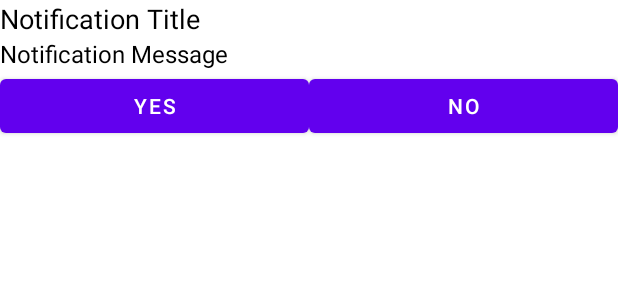
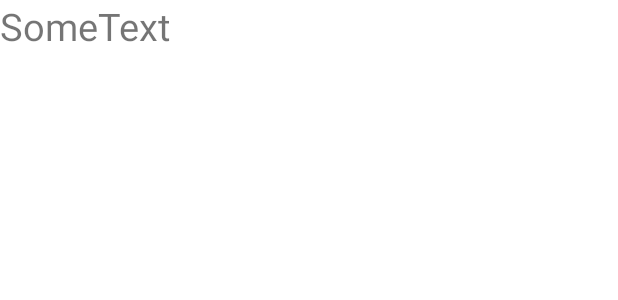
Before and after one commit to ha-bach/quick-health-lifestyle, an Android app: the layout hydration_notification.xml on its own in the app's theme, with its tools: preview values and no code run, on a phone screen of 412 x 824 dp. Shown: the top 300 px of the screen. Run offline under Robolectric (Android 15) with nearby library versions, the phone set to English and light mode, and no system bars.

Commit message:
switch UI to same style as exercise notification

```diff
--- a/app/src/main/java/com/example/myapplication/ui/notifications/HydrationNotifActivity.java
+++ b/app/src/main/java/com/example/myapplication/ui/notifications/HydrationNotifActivity.java
@@ -1,8 +1,6 @@
 package com.example.myapplication.ui.notifications;
 
 import android.os.Bundle;
-import android.view.View;
-import android.widget.Button;
 
 import androidx.activity.EdgeToEdge;
 import androidx.appcompat.app.AppCompatActivity;
--- a/app/src/main/java/com/example/myapplication/ui/notifications/HydrationNotificationReceiver.java
+++ b/app/src/main/java/com/example/myapplication/ui/notifications/HydrationNotificationReceiver.java
@@ -7,9 +7,9 @@ import android.content.Intent;
 public class HydrationNotificationReceiver extends BroadcastReceiver {
     @Override
     public void onReceive(Context context, Intent intent) {
-        if ("BUTTON_1_ACTION".equals(intent.getAction())) {
+        if ("HYDRATION_YES_ACTION".equals(intent.getAction())) {
 
-        } else if ("BUTTON_2_ACTION".equals(intent.getAction())) {
+        } else if ("HYDRATION_NO_ACTION".equals(intent.getAction())) {
 
         }
     }
--- a/app/src/main/res/layout/hydration_notification.xml
+++ b/app/src/main/res/layout/hydration_notification.xml
@@ -1,42 +1,17 @@
 <?xml version="1.0" encoding="utf-8"?>
 <LinearLayout xmlns:android="http://schemas.android.com/apk/res/android"
+    xmlns:app="http://schemas.android.com/apk/res-auto"
+    xmlns:tools="http://schemas.android.com/tools"
+    android:id="@+id/main"
     android:layout_width="match_parent"
-    android:layout_height="wrap_content"
-    android:orientation="vertical">
-
+    android:layout_height="match_parent"
+    android:orientation="vertical"
+    tools:context=".ui.notifications.GymNotifActivity">
     <TextView
-        android:id="@+id/notification_title"
-        android:layout_width="match_parent"
+        android:text="SomeText"
+        android:textSize="25sp"
+        android:id="@+id/textViewData"
+        android:layout_width="wrap_content"
         android:layout_height="wrap_content"
-        android:textSize="18sp"
-        android:textColor="@android:color/black"
-        android:text="Notification Title" />
-
-    <TextView
-        android:id="@+id/notification_message"
-        android:layout_width="match_parent"
-        android:layout_height="wrap_content"
-        android:textSize="16sp"
-        android:textColor="@android:color/black"
-        android:text="Notification Message" />
-
-    <LinearLayout
-        android:layout_width="match_parent"
-        android:layout_height="wrap_content"
-        android:orientation="horizontal">
-
-        <Button
-            android:id="@+id/yes_button"
-            android:layout_width="0dp"
-            android:layout_weight="1"
-            android:layout_height="wrap_content"
-            android:text="Yes" />
-
-        <Button
-            android:id="@+id/no_button"
-            android:layout_width="0dp"
-            android:layout_weight="1"
-            android:layout_height="wrap_content"
-            android:text="No" />
-    </LinearLayout>
+        />
 </LinearLayout>
```
Also changed, not shown: app/src/main/AndroidManifest.xml (+6 -1 lines), app/src/main/java/com/example/myapplication/services/HydrationService.java (+59 -20 lines).
